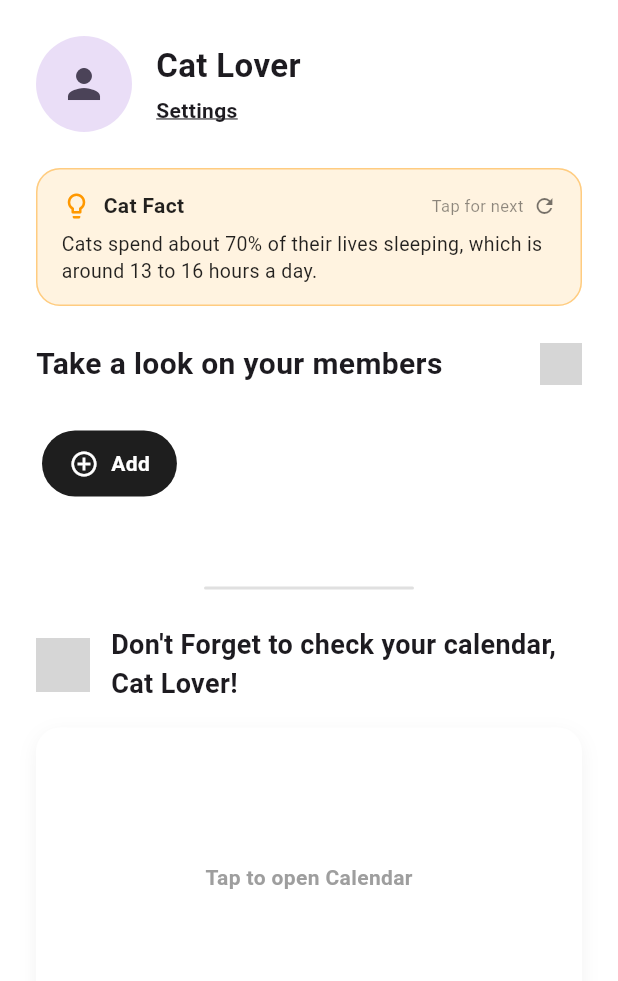
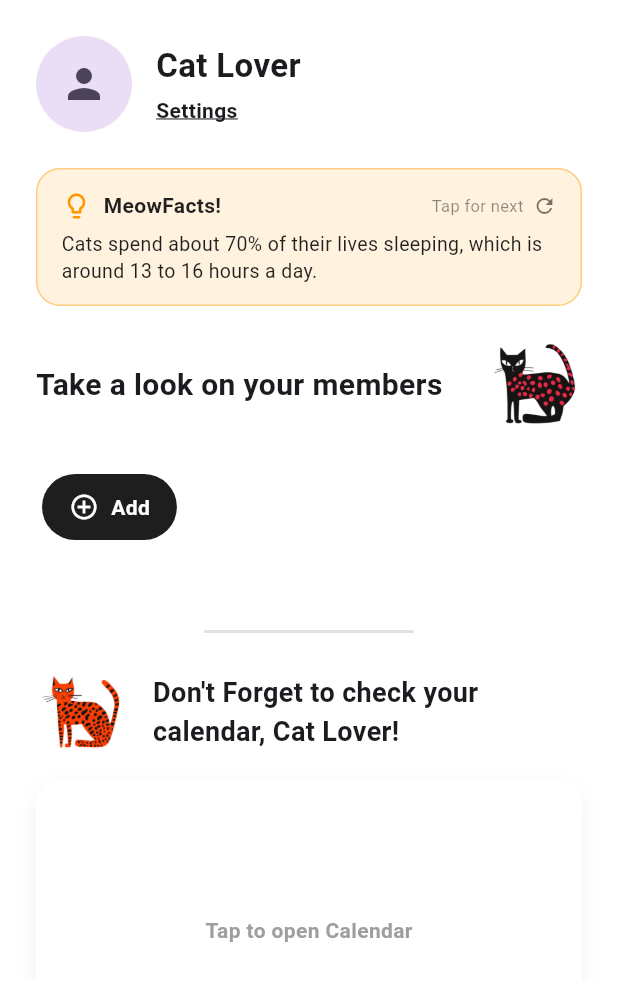
Before and after one commit to AliyahHaris183/kelompok-4-kelas-C-pemrograman_mobile, a Flutter app: the HomeScreen screen opened by its route, on a phone screen of 412 x 824 dp. Shown: the top 981 px of the screen. Run offline on Flutter 3.47's test engine with Material 3 defaults, Android fonts, the phone set to English and light mode, and no system bars; our stand-ins replace cloud_firestore, firebase_auth, firebase_core, firebase_messaging, flutter_local_notifications, flutter_riverpod and 2 more; accounts and stored records are empty; network calls fail; grey boxes are pictures that could not be loaded.

Commit message:
fix(cats): Memperbaiki ikon kucing di homescreen

```diff
--- a/project_akhir/catlendar/lib/features/cats/presentation/screens/home_screen.dart
+++ b/project_akhir/catlendar/lib/features/cats/presentation/screens/home_screen.dart
@@ -438,7 +438,7 @@ class _CatFactCardState extends ConsumerState<_CatFactCard> {
                   const SizedBox(width: 8),
                   const Expanded(
                     child: Text(
-                      'Cat Fact',
+                      'MeowFacts!',
                       style: TextStyle(
                         fontSize: 14,
                         fontWeight: FontWeight.bold,
```
Also changed, not shown: project_akhir/catlendar/assets/images/cat_home_calendar.png, project_akhir/catlendar/assets/images/cat_home_members.png.
